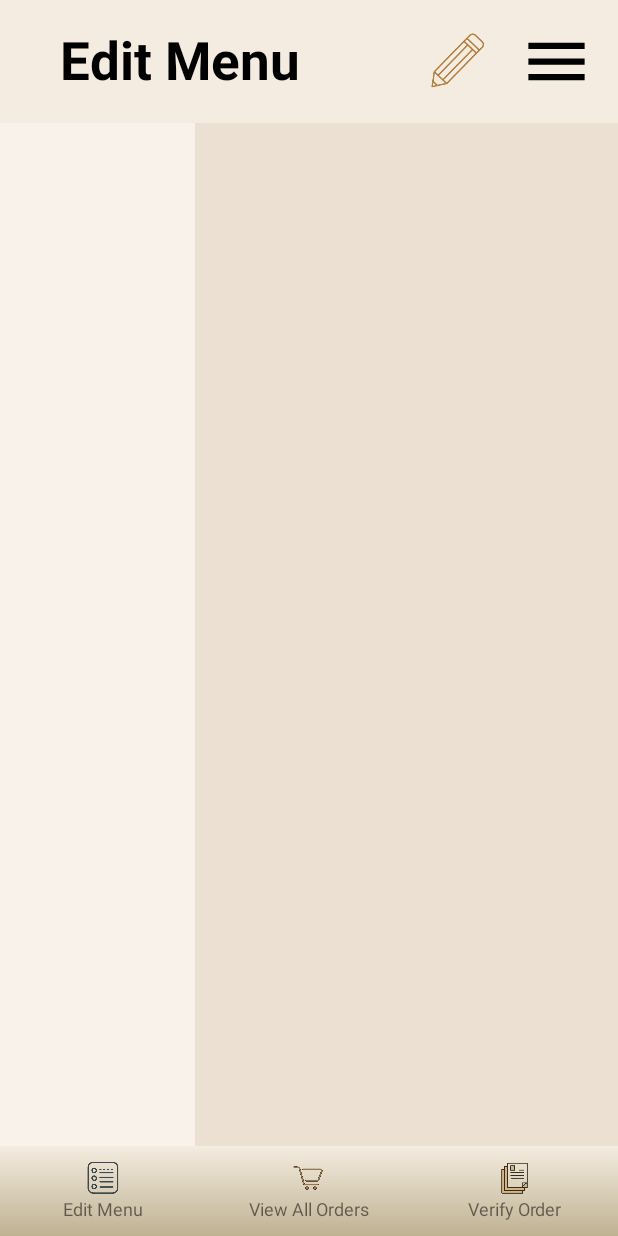
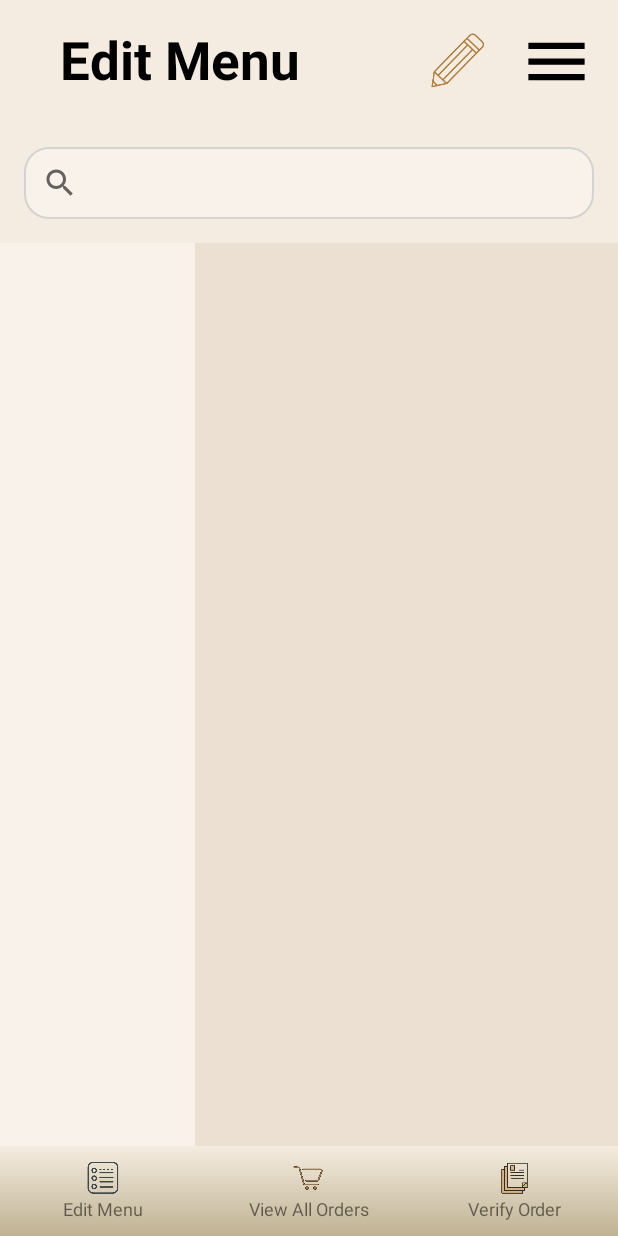
Before and after one commit to mridulikamukerji/QuickBites, an Android app: the layout activity_caterer_menu.xml on its own in the app's theme, with its tools: preview values and no code run, on a phone screen of 412 x 824 dp. Run offline under Robolectric (Android 15) with nearby library versions, the phone set to English and light mode, and no system bars.

Commit message:
Added search bar to the menu xmls

```diff
--- /dev/null
+++ b/app/src/main/res/drawable/search_view_bg.xml
@@ -0,0 +1,9 @@
+<?xml version="1.0" encoding="utf-8"?>
+<?xml version="1.0" encoding="utf-8"?>
+<shape xmlns:android="http://schemas.android.com/apk/res/android">
+    <solid android:color="@color/nav_bar" /> <!-- Background color (light gray) -->
+    <corners android:radius="16dp" /> <!-- Rounded corners -->
+    <stroke
+        android:color="#D3D3D3"
+    android:width="1dp" />
+</shape>
--- a/app/src/main/res/layout/activity_caterer_menu.xml
+++ b/app/src/main/res/layout/activity_caterer_menu.xml
@@ -85,6 +85,15 @@
                 android:visibility="gone" />
         </RelativeLayout>
 
+        <!-- Search Bar -->
+        <androidx.appcompat.widget.SearchView
+            android:id="@+id/searchView"
+            android:layout_width="match_parent"
+            android:layout_height="wrap_content"
+            android:queryHint="Search for a dish"
+            android:iconifiedByDefault="false"
+            android:layout_margin="16dp"
+            android:background="@drawable/search_view_bg" />
 
         <!-- Content Area -->
         <LinearLayout
```
Also changed, not shown: app/src/main/res/layout/activity_customer_menu.xml (+10 -0 lines).
